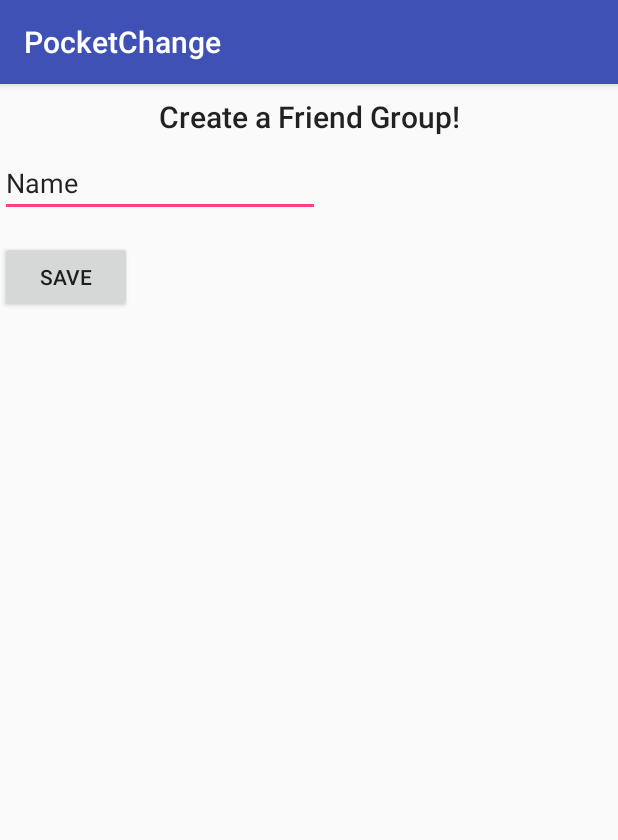
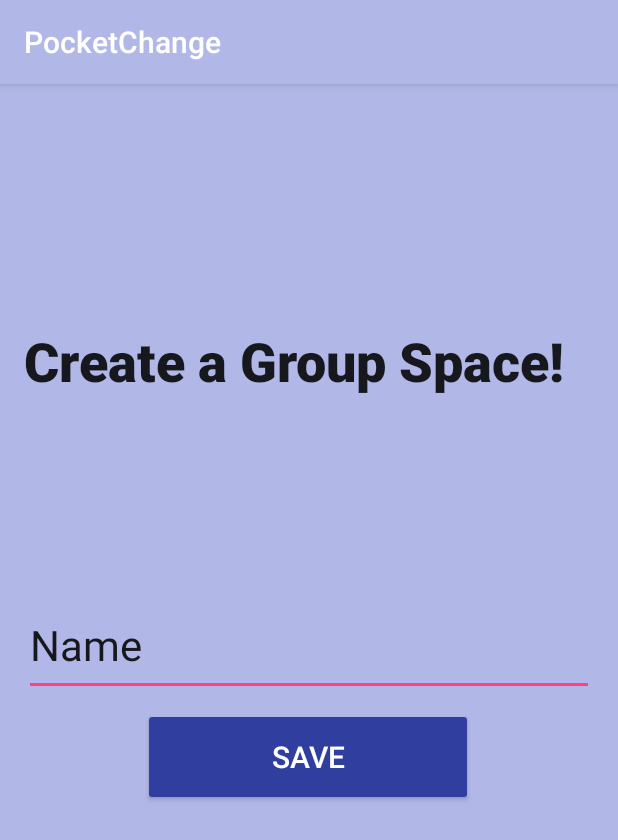
Before and after one commit to blueD2/PocketChange, an Android app: the AddSpaceActivity screen opened directly, with no data from a screen before it, on a phone screen of 412 x 824 dp. Shown: the top 840 px of the screen. Run offline under Robolectric (Android 15) with nearby library versions, the phone set to English and light mode, and no system bars.

Commit message:
made stuff pretty for add_space and main

```diff
--- a/app/src/main/res/layout/activity_add_space.xml
+++ b/app/src/main/res/layout/activity_add_space.xml
@@ -4,39 +4,55 @@
     xmlns:tools="http://schemas.android.com/tools"
     android:layout_width="match_parent"
     android:layout_height="match_parent"
+    android:background="@drawable/ic_launcher_background"
+    android:backgroundTint="@color/colorPrimary"
     tools:context=".AddSpaceActivity">
 
     <TextView
-        android:id="@+id/textView"
-        android:layout_width="wrap_content"
-        android:layout_height="wrap_content"
-        android:layout_marginEnd="8dp"
-        android:layout_marginStart="8dp"
-        android:layout_marginTop="8dp"
-        android:text="Create a Friend Group!"
+        android:id="@+id/createGroup"
+        android:layout_width="0dp"
+        android:layout_height="69dp"
+        android:layout_marginStart="16dp"
+        android:layout_marginTop="160dp"
+        android:layout_marginEnd="16dp"
+        android:text="Create a Group Space!"
         android:textAppearance="@style/TextAppearance.AppCompat.Title"
+        android:textSize="36sp"
+        android:textStyle="bold"
         app:layout_constraintEnd_toEndOf="parent"
+        app:layout_constraintHorizontal_bias="1.0"
         app:layout_constraintStart_toStartOf="parent"
         app:layout_constraintTop_toTopOf="parent" />
 
     <EditText
         android:id="@+id/groupName"
-        android:layout_width="wrap_content"
-        android:layout_height="wrap_content"
-        android:layout_marginTop="8dp"
+        android:layout_width="0dp"
+        android:layout_height="68dp"
+        android:layout_marginStart="16dp"
+        android:layout_marginTop="340dp"
+        android:layout_marginEnd="16dp"
         android:ems="10"
         android:hint="Group Name"
         android:inputType="textPersonName"
         android:text="Name"
-        app:layout_constraintTop_toBottomOf="@+id/textView"
-        tools:layout_editor_absoluteX="85dp" />
+        android:textSize="28sp"
+        app:layout_constraintEnd_toEndOf="parent"
+        app:layout_constraintStart_toStartOf="parent"
+        app:layout_constraintTop_toTopOf="parent" />
 
     <Button
         android:id="@+id/saveGroup"
-        android:layout_width="wrap_content"
-        android:layout_height="wrap_content"
-        android:layout_marginTop="16dp"
+        android:layout_width="220dp"
+        android:layout_height="65dp"
+        android:layout_marginStart="8dp"
+        android:layout_marginTop="8dp"
+        android:layout_marginEnd="8dp"
+        android:backgroundTint="@color/colorPrimaryDark"
         android:text="Save"
-        app:layout_constraintTop_toBottomOf="@+id/groupName"
-        tools:layout_editor_absoluteX="148dp" />
+        android:textColor="?attr/colorBackgroundFloating"
+        android:textSize="20sp"
+        app:layout_constraintEnd_toEndOf="parent"
+        app:layout_constraintHorizontal_bias="0.498"
+        app:layout_constraintStart_toStartOf="parent"
+        app:layout_constraintTop_toBottomOf="@+id/groupName" />
 </android.support.constraint.ConstraintLayout>
--- a/app/src/main/res/values/colors.xml
+++ b/app/src/main/res/values/colors.xml
@@ -1,6 +1,6 @@
 <?xml version="1.0" encoding="utf-8"?>
 <resources>
-    <color name="colorPrimary">#3F51B5</color>
+    <color name="colorPrimary">#B1B8E7</color>
     <color name="colorPrimaryDark">#303F9F</color>
     <color name="colorAccent">#FF4081</color>
 </resources>
```
Also changed, not shown: app/src/main/res/layout/activity_main.xml (+19 -9 lines).
